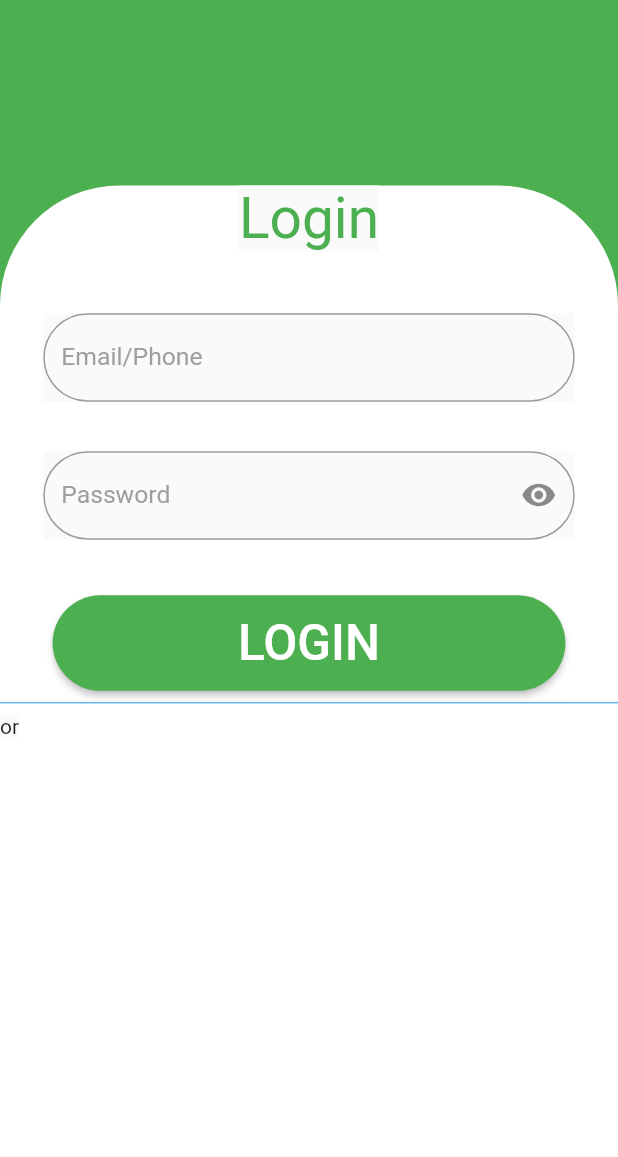
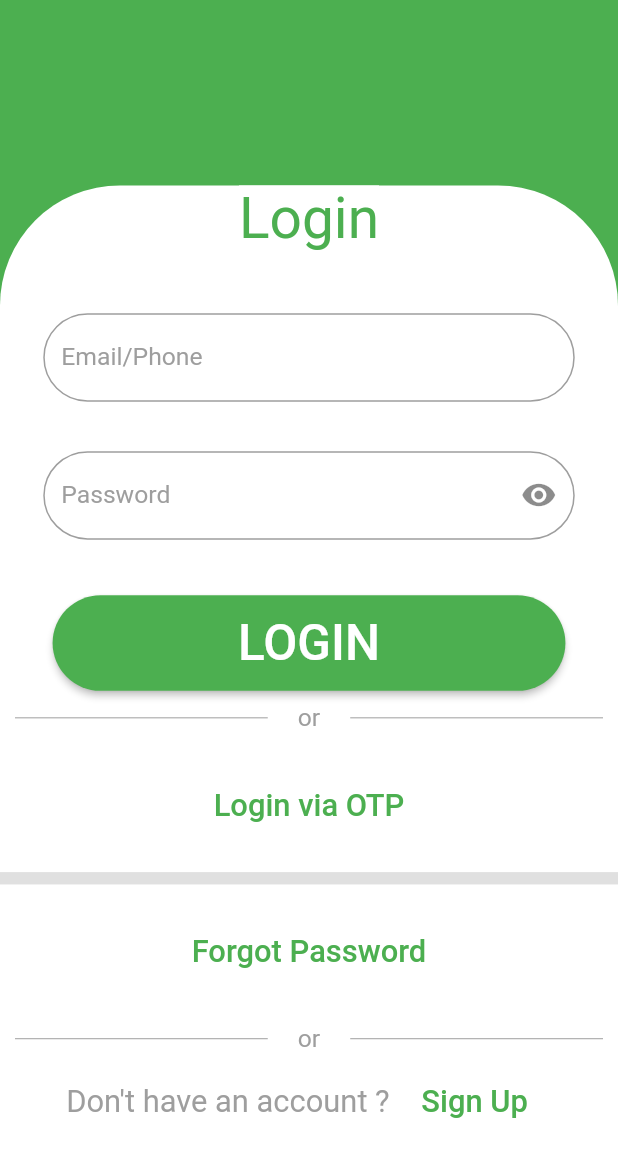
Before and after one commit to jatinkumar11954/meatapp, a Flutter app: the screen it shows after launch, after a tap on "Login", on a phone screen of 412 x 824 dp. Shown: the top 1157 px of the screen. Run offline on Flutter 3.47's test engine with Material 2 defaults, Android fonts, the phone set to English and light mode, and no system bars.

Commit message:
login completed

```diff
--- a/lib/screens/login.dart
+++ b/lib/screens/login.dart
@@ -61,6 +61,7 @@ class _LoginState extends State<Login> {
           child: Column(children: <Widget>[
             Center(
               child: Material(
+                    color: Colors.white,
                 child: Text(
                   "Login",
                   style:
@@ -75,6 +76,7 @@ class _LoginState extends State<Login> {
                   left: Short.w * 0.07,
                   right: Short.w * 0.07),
               child: Material(
+                    color: Colors.white,
                 child: TextFormField(
                   decoration: InputDecoration(
                     labelStyle:
@@ -98,6 +100,7 @@ class _LoginState extends State<Login> {
                   left: Short.w * 0.07,
                   right: Short.w * 0.07),
               child: Material(
+                    color: Colors.white,
                 child: TextFormField(
                   obscureText: showPwd,
                   decoration: InputDecoration(
@@ -122,9 +125,9 @@ class _LoginState extends State<Login> {
             ),
 
             Padding(
-                 padding:  EdgeInsets.only(top:Short.h * 0.045),
+              padding: EdgeInsets.only(top: Short.h * 0.045),
               child: RaisedButton(
-                   padding:EdgeInsets.only(
+                  padding: EdgeInsets.only(
                       top: Short.h * 0.015,
                       bottom: Short.h * 0.015,
                       left: Short.w * 0.30,
@@ -133,20 +136,110 @@ class _LoginState extends State<Login> {
                   onPressed: () {
                     print("login button is clicked");
                   },
-                     shape:RoundedRectangleBorder(
+                  shape: RoundedRectangleBorder(
                     borderRadius: new BorderRadius.circular(50.0),
                   ),
-                     child:
-                         Text("LOGIN", style: TextStyle(color: Colors.white,fontSize:Short.h*0.04))),
+                  child: Text("LOGIN",
+                      style: TextStyle(
+                          color: Colors.white, fontSize: Short.h * 0.04))),
             ),
-                Divider(color:Colors.blue),
             Row(children: <Widget>[
-                 Divider(color:Colors.blue,
-                   thickness:Short.h*0.02,
+              Expanded(
+                child: new Container(
+                    margin: const EdgeInsets.only(left: 10.0, right: 20.0),
+                    child: Divider(
+                      color: Colors.grey,
+                      height: 36,
+                    )),
               ),
-                   Material(child: Text("or"))
-
-               ],)
+              Material(
+                    color: Colors.white,child: Text("or",
+                    style: TextStyle(
+                        color: Colors.grey, fontSize: Short.h * 0.02),)),
+              Expanded(
+                child: new Container(
+                    margin: const EdgeInsets.only(left: 20.0, right: 10.0),
+                    child: Divider(
+                      color: Colors.grey,
+                      height: 36,
+                    )),
+              ),
+            ]),
+            Center(
+                child: Padding(
+              padding:
+                  EdgeInsets.only(top: Short.h * 0.02, bottom: Short.h * 0.02),
+              child: FlatButton(
+                onPressed: () {
+                  print("Login via otp");
+                },
+                child: Text(
+                  "Login via OTP",
+                  style:
+                      TextStyle(color: Colors.green, fontSize: Short.h * 0.025),
+                ),
+              ),
+            )),
+            Divider(color: Colors.grey[300], thickness: Short.h * 0.01),
+            Center(
+                child: Padding(
+              padding:
+                  EdgeInsets.only(top: Short.h * 0.02, bottom: Short.h * 0.02),
+              child: FlatButton(
+                onPressed: () {
+                  print("Forgot Password");
+                },
+                child: Text(
+                  "Forgot Password",
+                  style:
+                      TextStyle(color: Colors.green, fontSize: Short.h * 0.025),
+                ),
+              ),
+            )),
+            Row(children: <Widget>[
+              Expanded(
+                child: new Container(
+                    margin: const EdgeInsets.only(left: 10.0, right: 20.0),
+                    child: Divider(
+                      color: Colors.grey,
+                      height: 36,
+                    )),
+              ),
+              Material(
+                    color: Colors.white,child: Text("or",
+                    style: TextStyle(
+                        color: Colors.grey, fontSize: Short.h * 0.02),)),
+              Expanded(
+                child: new Container(
+                    margin: const EdgeInsets.only(left: 20.0, right: 10.0),
+                    child: Divider(
+                      color: Colors.grey,
+                      height: 36,
+                    )),
+              ),
+            ]),
+            Row(
+                crossAxisAlignment: CrossAxisAlignment.center,
+                mainAxisAlignment: MainAxisAlignment.center,
+                children: <Widget>[
+                  Material(
+                    color: Colors.white,
+                      child: Text(
+                    "Don't have an account ? ",
+                    style: TextStyle(
+                        color: Colors.grey, fontSize: Short.h * 0.025),
+                  )),
+                  FlatButton(
+                    onPressed: () {
+                      print("Forgot Password");
+                    },
+                    child: Text(
+                      "Sign Up",
+                      style: TextStyle(
+                          color: Colors.green, fontSize: Short.h * 0.025),
+                    ),
+                  ),
+                ]),
           ]),
         ),
       ),
```
Lines whose indentation alone changed are shown as unchanged.
